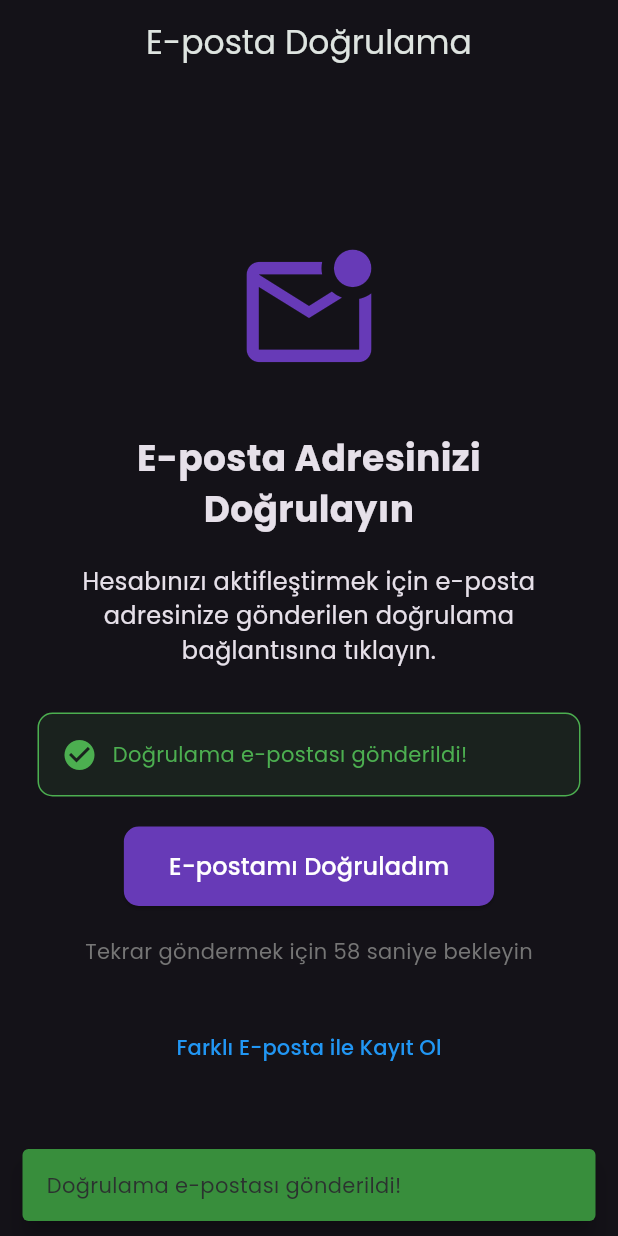
After one commit to DogacErguvenc/Santra-App, a Flutter app: the EmailVerificationScreen screen opened directly, on a phone screen of 412 x 824 dp. The commit adds this screen. Run offline on Flutter 3.47's test engine with Material 3 defaults, Android fonts, the phone set to English and light mode, and no system bars; our stand-ins replace cached_network_image, cloud_firestore, cloud_functions, device_info_plus, firebase_auth, firebase_core and 4 more; missing offline and left inert: firebase_app_check; accounts and stored records are empty.

Commit message:
Kayıt olma ekranında e-posta onayı eklendi.

```diff
--- /dev/null
+++ b/lib/screens/auth/email_verification_screen.dart
@@ -0,0 +1,230 @@
+import 'dart:async';
+import 'package:firebase_auth/firebase_auth.dart';
+import 'package:flutter/material.dart';
+import 'package:halisaharakip_app/services/email_verification_service.dart';
+import 'package:halisaharakip_app/utils/show_snackbar.dart';
+
+class EmailVerificationScreen extends StatefulWidget {
+  const EmailVerificationScreen({super.key});
+
+  @override
+  State<EmailVerificationScreen> createState() =>
+      _EmailVerificationScreenState();
+}
+
+class _EmailVerificationScreenState extends State<EmailVerificationScreen> {
+  bool _isLoading = false;
+  bool _isEmailSent = false;
+  Timer? _timer;
+  int _timeLeft = 60;
+
+  @override
+  void initState() {
+    super.initState();
+    _sendVerificationEmail();
+    _startTimer();
+  }
+
+  @override
+  void dispose() {
+    _timer?.cancel();
+    _timer = null;
+    super.dispose();
+  }
+
+  void _startTimer() {
+    _timer = Timer.periodic(const Duration(seconds: 1), (timer) {
+      if (_timeLeft > 0 && mounted) {
+        setState(() {
+          _timeLeft--;
+        });
+      } else {
+        timer.cancel();
+      }
+    });
+  }
+
+  Future<void> _sendVerificationEmail() async {
+    setState(() => _isLoading = true);
+
+    try {
+      await EmailVerificationService.startEmailVerificationProcess();
+      setState(() {
+        _isEmailSent = true;
+        _timeLeft = 60;
+      });
+      _startTimer();
+      if (mounted) {
+        showSnackBar(context, 'Doğrulama e-postası gönderildi!',
+            isError: false);
+      }
+    } catch (e) {
+      if (mounted) {
+        showSnackBar(context, 'E-posta gönderilemedi: $e', isError: true);
+      }
+    } finally {
+      setState(() => _isLoading = false);
+    }
+  }
+
+  Future<void> _checkEmailVerification() async {
+    setState(() => _isLoading = true);
+
+    try {
+      final isVerified = await EmailVerificationService.isEmailVerified();
+      if (isVerified) {
+        // Firestore'u güncelle
+        await EmailVerificationService.onEmailVerificationComplete();
+
+        if (mounted) {
+          showSnackBar(context, 'E-posta doğrulandı!', isError: false);
+          Navigator.of(context).pop(); // Ana sayfaya yönlendir
+        }
+      } else {
+        if (mounted) {
+          showSnackBar(context,
+              'E-posta henüz doğrulanmamış. Lütfen e-postanızı kontrol edin.',
+              isError: true);
+        }
+      }
+    } catch (e) {
+      if (mounted) {
+        showSnackBar(context, 'Bir hata oluştu: $e', isError: true);
+      }
+    } finally {
+      setState(() => _isLoading = false);
+    }
+  }
+
+  @override
+  Widget build(BuildContext context) {
+    return Scaffold(
+      appBar: AppBar(
+        title: const Text('E-posta Doğrulama'),
+        backgroundColor: Colors.transparent,
+        elevation: 0,
+      ),
+      body: SafeArea(
+        child: Center(
+          child: Padding(
+            padding: const EdgeInsets.all(25.0),
+            child: Column(
+              mainAxisAlignment: MainAxisAlignment.center,
+              children: [
+                const Icon(
+                  Icons.mark_email_unread_outlined,
+                  size: 100,
+                  color: Colors.deepPurple,
+                ),
+                const SizedBox(height: 30),
+                const Text(
+                  'E-posta Adresinizi Doğrulayın',
+                  style: TextStyle(
+                    fontSize: 24,
+                    fontWeight: FontWeight.bold,
+                  ),
+                  textAlign: TextAlign.center,
+                ),
+                const SizedBox(height: 20),
+                const Text(
+                  'Hesabınızı aktifleştirmek için e-posta adresinize gönderilen doğrulama bağlantısına tıklayın.',
+                  style: TextStyle(fontSize: 16),
+                  textAlign: TextAlign.center,
+                ),
+                const SizedBox(height: 30),
+                if (_isEmailSent) ...[
+                  Container(
+                    padding: const EdgeInsets.all(15),
+                    decoration: BoxDecoration(
+                      color: Colors.green.withOpacity(0.1),
+                      borderRadius: BorderRadius.circular(10),
+                      border: Border.all(color: Colors.green),
+                    ),
+                    child: const Row(
+                      children: [
+                        Icon(Icons.check_circle, color: Colors.green),
+                        SizedBox(width: 10),
+                        Expanded(
+                          child: Text(
+                            'Doğrulama e-postası gönderildi!',
+                            style: TextStyle(color: Colors.green),
+                          ),
+                        ),
+                      ],
+                    ),
+                  ),
+                  const SizedBox(height: 20),
+                ],
+                if (_isLoading)
+                  const CircularProgressIndicator()
+                else ...[
+                  ElevatedButton(
+                    onPressed: _checkEmailVerification,
+                    style: ElevatedButton.styleFrom(
+                      backgroundColor: Colors.deepPurple,
+                      padding: const EdgeInsets.symmetric(
+                          horizontal: 30, vertical: 15),
+                      shape: RoundedRectangleBorder(
+                        borderRadius: BorderRadius.circular(10),
+                      ),
+                    ),
+                    child: const Text(
+                      'E-postamı Doğruladım',
+                      style: TextStyle(fontSize: 16, color: Colors.white),
+                    ),
+                  ),
+                  const SizedBox(height: 20),
+                  if (_timeLeft == 0) ...[
+                    ElevatedButton(
+                      onPressed: _sendVerificationEmail,
+                      style: ElevatedButton.styleFrom(
+                        backgroundColor: Colors.grey[600],
+                        padding: const EdgeInsets.symmetric(
+                            horizontal: 30, vertical: 15),
+                        shape: RoundedRectangleBorder(
+                          borderRadius: BorderRadius.circular(10),
+                        ),
+                      ),
+                      child: const Text(
+                        'E-postayı Tekrar Gönder',
+                        style: TextStyle(fontSize: 16, color: Colors.white),
+                      ),
+                    ),
+                  ] else ...[
+                    Text(
+                      'Tekrar göndermek için $_timeLeft saniye bekleyin',
+                      style: TextStyle(color: Colors.grey[600]),
+                    ),
+                  ],
+                ],
+                const SizedBox(height: 30),
+                TextButton(
+                  onPressed: () async {
+                    // Timer'ı durdur
+                    _timer?.cancel();
+                    _timer = null;
+
+                    // Kullanıcıyı çıkış yaptır
+                    await FirebaseAuth.instance.signOut();
+
+                    if (mounted) {
+                      // Ana sayfaya yönlendir
+                      Navigator.of(context).pushNamedAndRemoveUntil(
+                        '/',
+                        (route) => false,
+                      );
+                    }
+                  },
+                  child: const Text(
+                    'Farklı E-posta ile Kayıt Ol',
+                    style: TextStyle(color: Colors.blue),
+                  ),
+                ),
+              ],
+            ),
+          ),
+        ),
+      ),
+    );
+  }
+}
```
Also changed, not shown: lib/auth_gate.dart (+7 -2 lines), lib/screens/auth/login_screen.dart (+18 -1 lines), lib/screens/auth/register_screen.dart (+17 -0 lines), lib/services/email_verification_service.dart (added, +91 -0 lines), 2 other files.
